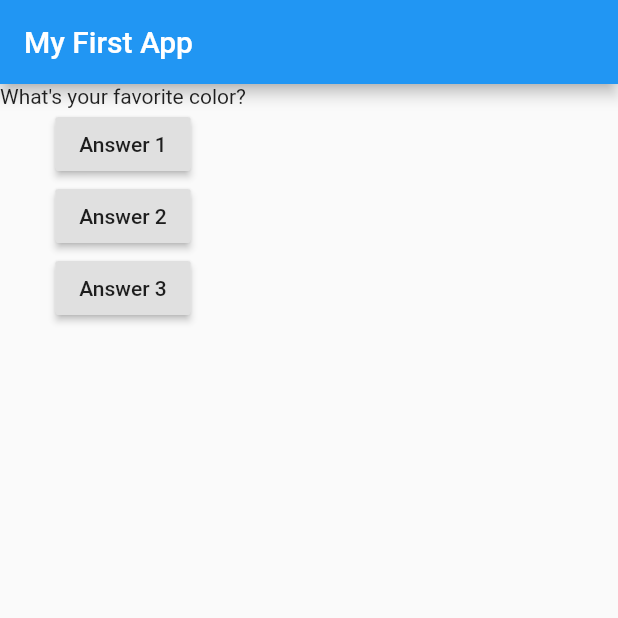
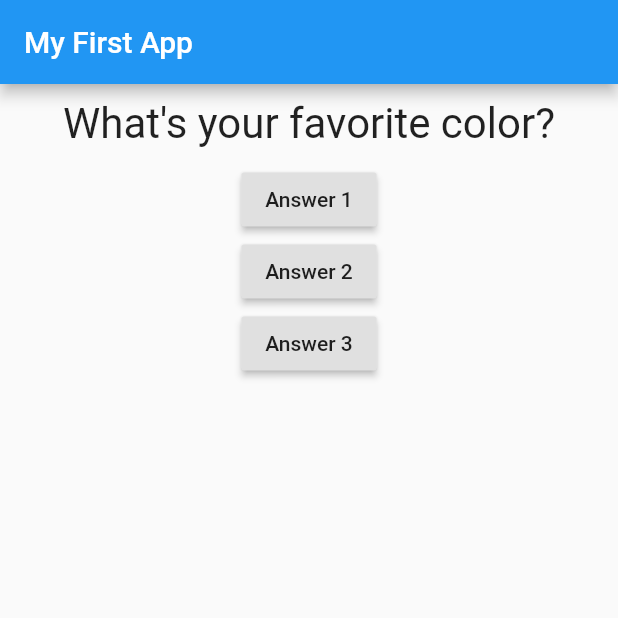
Before and after one commit to kishwerjabeen/Flutter-quiz-app-basic, a Flutter app: the screen it shows after launch, on a phone screen of 412 x 824 dp, the top half of it. Run offline on Flutter 3.47's test engine with Material 2 defaults, Android fonts, the phone set to English and light mode, and no system bars.

Commit message:
Styling Question

```diff
--- a/lib/question.dart
+++ b/lib/question.dart
@@ -11,6 +11,15 @@
 
   @override
   Widget build(BuildContext context) {
-    return Text(questionText);
+    return Container(
+      // double infifity for working TextAlign center
+      width: double.infinity,
+      margin: EdgeInsets.all(10),
+      child: Text(
+        questionText,
+        style: TextStyle(fontSize: 28),
+        textAlign: TextAlign.center,
+      ),
+    );
   }
 }
```
